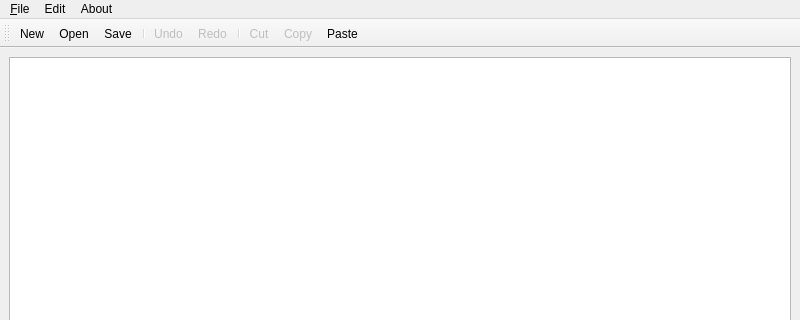
Before: the Qt Designer form Chapter15/P30_SimpleTextEditor/mainwindow.ui in genakoganovich/QtAltLinux, drawn with Qt 5; both pictures show x 0 to 800 and y 0 to 320 of the 800 by 600 pixel window.
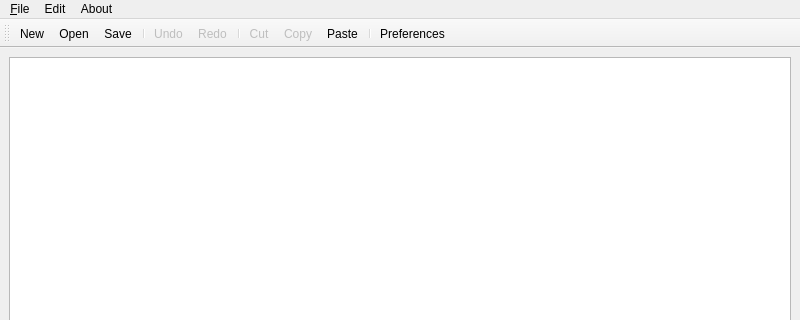
After: the same form once the commit is applied.

```diff
--- a/Chapter15/P30_SimpleTextEditor/mainwindow.ui
+++ b/Chapter15/P30_SimpleTextEditor/mainwindow.ui
@@ -89,6 +89,8 @@
    <addaction name="actionCut"/>
    <addaction name="actionCopy"/>
    <addaction name="actionPaste"/>
+   <addaction name="separator"/>
+   <addaction name="actionPreferences"/>
   </widget>
   <action name="actionNew">
    <property name="text">
```
Left out of the diff: 2 changed lines with no effect on the pictures.
